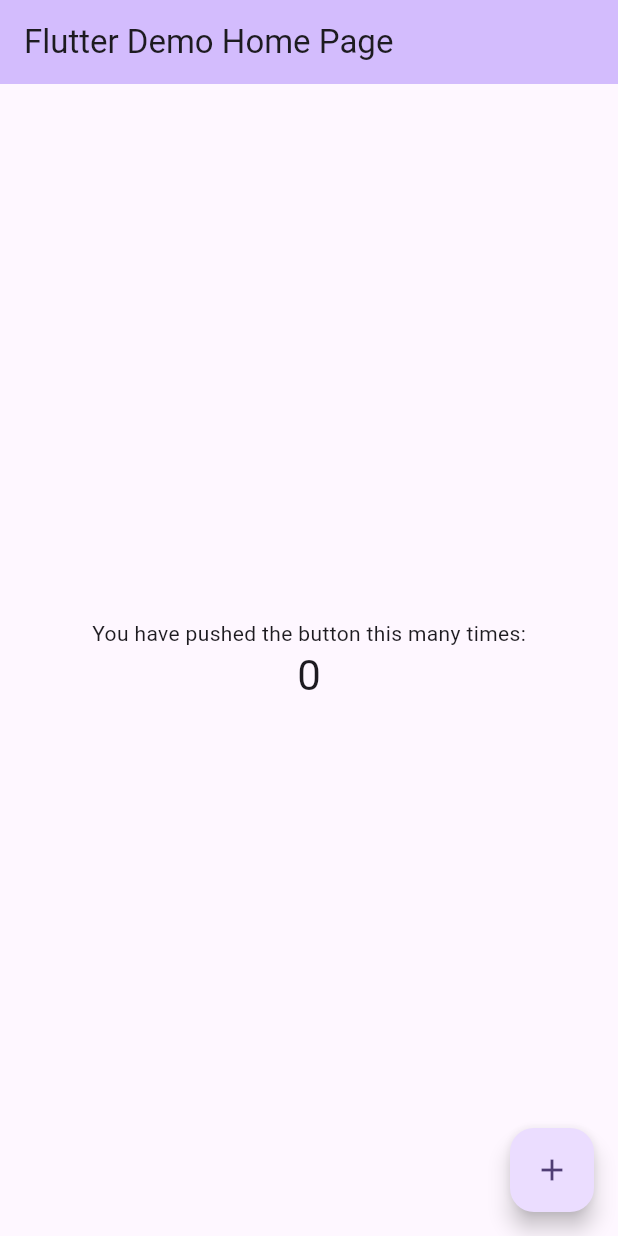
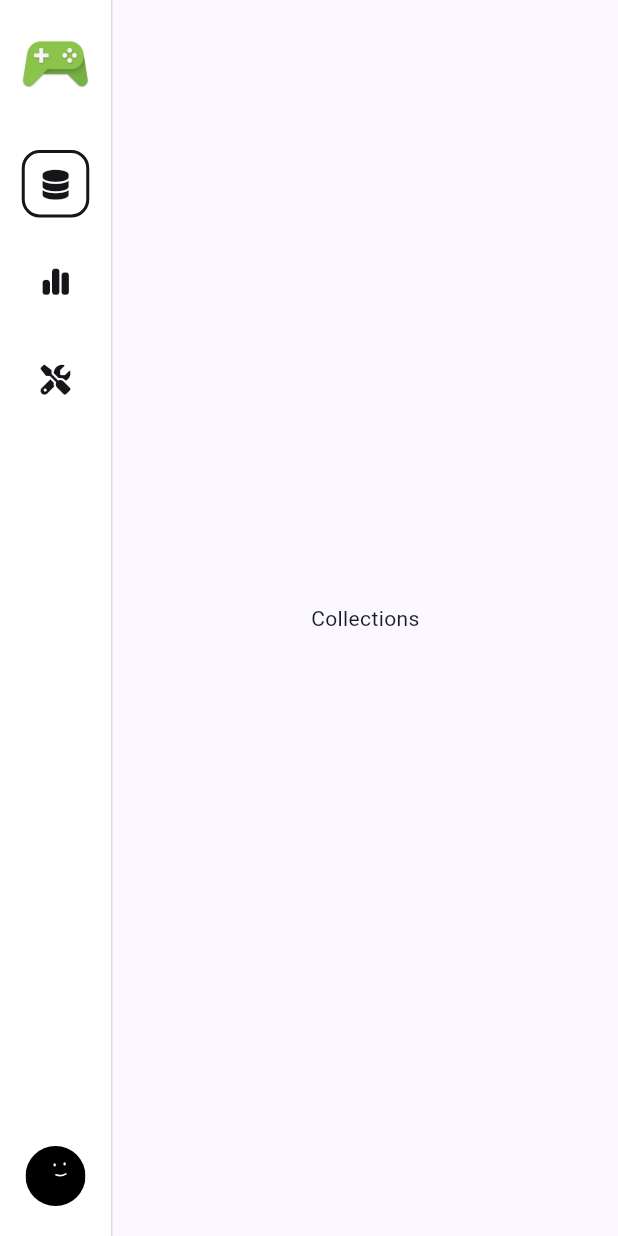
Before and after one commit to Jaeseok1111/gamebase, a Flutter app: the screen it shows after launch, on a phone screen of 412 x 824 dp. Run offline on Flutter 3.47's test engine with Material 3 defaults, Android fonts, the light colour scheme and no system bars; our stand-ins replace beamer, flutter_svg, font_awesome_flutter, gap.

Commit message:
ui layout

```diff
--- /dev/null
+++ b/ui/lib/appbar.dart
@@ -0,0 +1,205 @@
+import 'package:beamer/beamer.dart';
+import 'package:flutter/material.dart';
+import 'package:flutter_svg/flutter_svg.dart';
+import 'package:font_awesome_flutter/font_awesome_flutter.dart';
+import 'package:gap/gap.dart';
+
+import 'colors.dart';
+
+enum AppMenu { collections, logs, settings }
+
+class AppBar extends StatelessWidget {
+  const AppBar({
+    super.key,
+    required this.menu,
+  });
+
+  final AppMenu menu;
+
+  @override
+  Widget build(BuildContext context) {
+    return Container(
+      width: 75,
+      height: double.maxFinite,
+      decoration: const BoxDecoration(
+        color: Colors.white,
+        border: Border(
+          right: BorderSide(color: MyColors.baseAlt2Color),
+        ),
+      ),
+      child: Padding(
+        padding: const EdgeInsets.symmetric(vertical: 20),
+        child: Column(
+          crossAxisAlignment: CrossAxisAlignment.center,
+          children: [
+            const _Logo(),
+            Expanded(
+              child: Container(
+                margin: const EdgeInsets.symmetric(vertical: 35),
+                child: SingleChildScrollView(
+                  child: Column(
+                    children: [
+                      _AppBarMenu(
+                        icon: FontAwesomeIcons.database,
+                        tooltip: "Collections",
+                        route: "/collections",
+                        selected: menu == AppMenu.collections,
+                      ),
+                      const Gap(20),
+                      _AppBarMenu(
+                        icon: FontAwesomeIcons.chartSimple,
+                        tooltip: "Logs",
+                        route: "/logs",
+                        selected: menu == AppMenu.logs,
+                      ),
+                      const Gap(20),
+                      _AppBarMenu(
+                        icon: FontAwesomeIcons.screwdriverWrench,
+                        tooltip: "Settings",
+                        route: "/settings",
+                        selected: menu == AppMenu.settings,
+                      ),
+                    ],
+                  ),
+                ),
+              ),
+            ),
+            const Spacer(),
+            const _Avatar(),
+          ],
+        ),
+      ),
+    );
+  }
+}
+
+class _Logo extends StatelessWidget {
+  const _Logo();
+
+  @override
+  Widget build(BuildContext context) {
+    return MouseRegion(
+      cursor: SystemMouseCursors.click,
+      child: GestureDetector(
+        onTap: () {
+          context.beamToNamed("/");
+        },
+        child: SizedBox(
+          width: 45,
+          height: 45,
+          child: Center(
+            child: Image.asset(
+              "assets/logo.png",
+              width: 45,
+              height: 45,
+            ),
+          ),
+        ),
+      ),
+    );
+  }
+}
+
+class _AppBarMenu extends StatefulWidget {
+  const _AppBarMenu({
+    required this.icon,
+    required this.tooltip,
+    required this.route,
+    this.selected = false,
+  });
+
+  final IconData icon;
+  final String tooltip;
+  final String route;
+  final bool selected;
+
+  @override
+  State<_AppBarMenu> createState() => _AppBarMenuState();
+}
+
+class _AppBarMenuState extends State<_AppBarMenu> {
+  bool _onMouseHover = false;
+  bool _onPanDown = false;
+
+  @override
+  Widget build(BuildContext context) {
+    return MouseRegion(
+      cursor: SystemMouseCursors.click,
+      onEnter: (event) => setState(() {
+        _onMouseHover = true;
+      }),
+      onExit: (event) => setState(() {
+        _onMouseHover = false;
+      }),
+      child: GestureDetector(
+        onTap: () {
+          context.beamToNamed(widget.route);
+        },
+        onPanDown: (details) => setState(() {
+          _onPanDown = true;
+        }),
+        onPanEnd: (details) => setState(() {
+          _onPanDown = false;
+        }),
+        onPanCancel: () => setState(() {
+          _onPanDown = false;
+        }),
+        child: Container(
+          clipBehavior: Clip.antiAlias,
+          width: 45,
+          height: 45,
+          decoration: ShapeDecoration(
+            color: widget.selected
+                ? Colors.white
+                : _onPanDown
+                    ? MyColors.baseAlt2Color
+                    : _onMouseHover
+                        ? MyColors.baseAlt1Color
+                        : Colors.white,
+            shape: RoundedRectangleBorder(
+              borderRadius: BorderRadius.circular(12),
+              side: BorderSide(
+                width: 2,
+                color: widget.selected ? MyColors.primary : Colors.transparent,
+              ),
+            ),
+          ),
+          child: Center(
+            child: Icon(
+              widget.icon,
+              color: MyColors.primary,
+              size: 20,
+            ),
+          ),
+        ),
+      ),
+    );
+  }
+}
+
+class _Avatar extends StatelessWidget {
+  const _Avatar();
+
+  @override
+  Widget build(BuildContext context) {
+    return MouseRegion(
+      cursor: SystemMouseCursors.click,
+      child: GestureDetector(
+        onTap: () {
+          debugPrint("avatar click");
+        },
+        child: Container(
+          clipBehavior: Clip.antiAlias,
+          decoration: const ShapeDecoration(
+            shape: CircleBorder(),
+          ),
+          child: SvgPicture.asset(
+            "assets/avatars/avatar0.svg",
+            width: 40,
+            height: 40,
+          ),
+        ),
+      ),
+    );
+  }
+}
--- /dev/null
+++ b/ui/lib/collection/view/collection_page.dart
@@ -0,0 +1,17 @@
+import 'package:flutter/material.dart';
+import 'package:gamebase_ui/appbar.dart';
+import 'package:gamebase_ui/layout.dart';
+
+class CollectionViewPage extends StatelessWidget {
+  const CollectionViewPage({super.key});
+
+  @override
+  Widget build(BuildContext context) {
+    return const AppLayout(
+      menu: AppMenu.collections,
+      child: Center(
+        child: Text("Collections"),
+      ),
+    );
+  }
+}
--- /dev/null
+++ b/ui/lib/colors.dart
@@ -0,0 +1,8 @@
+import 'package:flutter/material.dart';
+
+class MyColors {
+  static const Color primary = Color(0xFF16161a);
+
+  static const Color baseAlt1Color = Color(0xFFe4e9ec);
+  static const Color baseAlt2Color = Color(0xFFd7dde4);
+}
--- /dev/null
+++ b/ui/lib/layout.dart
@@ -0,0 +1,28 @@
+import 'package:flutter/material.dart' hide AppBar;
+
+import 'appbar.dart';
+
+class AppLayout extends StatelessWidget {
+  const AppLayout({
+    super.key,
+    required this.menu,
+    required this.child,
+  });
+
+  final AppMenu menu;
+  final Widget child;
+
+  @override
+  Widget build(BuildContext context) {
+    return Scaffold(
+      body: SafeArea(
+        child: Row(
+          children: [
+            AppBar(menu: menu),
+            Expanded(child: child),
+          ],
+        ),
+      ),
+    );
+  }
+}
--- /dev/null
+++ b/ui/lib/log/view/log_page.dart
@@ -0,0 +1,17 @@
+import 'package:flutter/material.dart';
+import 'package:gamebase_ui/appbar.dart';
+import 'package:gamebase_ui/layout.dart';
+
+class LogViewPage extends StatelessWidget {
+  const LogViewPage({super.key});
+
+  @override
+  Widget build(BuildContext context) {
+    return const AppLayout(
+      menu: AppMenu.logs,
+      child: Center(
+        child: Text("Logs"),
+      ),
+    );
+  }
+}
--- a/ui/lib/main.dart
+++ b/ui/lib/main.dart
@@ -1,4 +1,10 @@
-import 'package:flutter/material.dart';
+import 'package:beamer/beamer.dart';
+import 'package:flutter/material.dart' hide AppBar;
+
+import 'colors.dart';
+import 'collection/view/collection_page.dart';
+import 'log/view/log_page.dart';
+import 'setting/view/setting_page.dart';
 
 void main() {
   runApp(const MyApp());
@@ -7,119 +13,38 @@
 class MyApp extends StatelessWidget {
   const MyApp({super.key});
 
-  // This widget is the root of your application.
   @override
   Widget build(BuildContext context) {
-    return MaterialApp(
-      title: 'Flutter Demo',
+    return MaterialApp.router(
+      title: 'gamebase.io',
       theme: ThemeData(
-        // This is the theme of your application.
-        //
-        // TRY THIS: Try running your application with "flutter run". You'll see
-        // the application has a purple toolbar. Then, without quitting the app,
-        // try changing the seedColor in the colorScheme below to Colors.green
-        // and then invoke "hot reload" (save your changes or press the "hot
-        // reload" button in a Flutter-supported IDE, or press "r" if you used
-        // the command line to start the app).
-        //
-        // Notice that the counter didn't reset back to zero; the application
-        // state is not lost during the reload. To reset the state, use hot
-        // restart instead.
-        //
-        // This works for code too, not just values: Most code changes can be
-        // tested with just a hot reload.
-        colorScheme: ColorScheme.fromSeed(seedColor: Colors.deepPurple),
+        colorScheme: ColorScheme.fromSeed(seedColor: MyColors.primary),
         useMaterial3: true,
       ),
-      home: const MyHomePage(title: 'Flutter Demo Home Page'),
+      routeInformationParser: BeamerParser(),
+      routerDelegate: BeamerDelegate(
+        transitionDelegate: const NoAnimationTransitionDelegate(),
+        locationBuilder: RoutesLocationBuilder(
+          routes: {
+            '/': (context, state, data) => const BeamPage(
+                  title: "collections",
+                  child: CollectionViewPage(),
+                ),
+            '/collections': (context, state, data) => const BeamPage(
+                  title: "collections",
+                  child: CollectionViewPage(),
+                ),
+            '/logs': (context, state, data) => const BeamPage(
+                  title: "logs",
+                  child: LogViewPage(),
+                ),
+            '/settings': (context, state, data) => const BeamPage(
+                  title: "settings",
+                  child: SettingsPage(),
+                ),
+          },
+        ),
+      ),
     );
   }
 }
-
-class MyHomePage extends StatefulWidget {
-  const MyHomePage({super.key, required this.title});
-
-  // This widget is the home page of your application. It is stateful, meaning
-  // that it has a State object (defined below) that contains fields that affect
-  // how it looks.
-
-  // This class is the configuration for the state. It holds the values (in this
-  // case the title) provided by the parent (in this case the App widget) and
-  // used by the build method of the State. Fields in a Widget subclass are
-  // always marked "final".
-
-  final String title;
-
-  @override
-  State<MyHomePage> createState() => _MyHomePageState();
-}
-
-class _MyHomePageState extends State<MyHomePage> {
-  int _counter = 0;
-
-  void _incrementCounter() {
-    setState(() {
-      // This call to setState tells the Flutter framework that something has
-      // changed in this State, which causes it to rerun the build method below
-      // so that the display can reflect the updated values. If we changed
-      // _counter without calling setState(), then the build method would not be
-      // called again, and so nothing would appear to happen.
-      _counter++;
-    });
-  }
-
-  @override
-  Widget build(BuildContext context) {
-    // This method is rerun every time setState is called, for instance as done
-    // by the _incrementCounter method above.
-    //
-    // The Flutter framework has been optimized to make rerunning build methods
-    // fast, so that you can just rebuild anything that needs updating rather
-    // than having to individually change instances of widgets.
-    return Scaffold(
-      appBar: AppBar(
-        // TRY THIS: Try changing the color here to a specific color (to
-        // Colors.amber, perhaps?) and trigger a hot reload to see the AppBar
-        // change color while the other colors stay the same.
-        backgroundColor: Theme.of(context).colorScheme.inversePrimary,
-        // Here we take the value from the MyHomePage object that was created by
-        // the App.build method, and use it to set our appbar title.
-        title: Text(widget.title),
-      ),
-      body: Center(
-        // Center is a layout widget. It takes a single child and positions it
-        // in the middle of the parent.
-        child: Column(
-          // Column is also a layout widget. It takes a list of children and
-          // arranges them vertically. By default, it sizes itself to fit its
-          // children horizontally, and tries to be as tall as its parent.
-          //
-          // Column has various properties to control how it sizes itself and
-          // how it positions its children. Here we use mainAxisAlignment to
-          // center the children vertically; the main axis here is the vertical
-          // axis because Columns are vertical (the cross axis would be
-          // horizontal).
-          //
-          // TRY THIS: Invoke "debug painting" (choose the "Toggle Debug Paint"
-          // action in the IDE, or press "p" in the console), to see the
-          // wireframe for each widget.
-          mainAxisAlignment: MainAxisAlignment.center,
-          children: <Widget>[
-            const Text(
-              'You have pushed the button this many times:',
-            ),
-            Text(
-              '$_counter',
-              style: Theme.of(context).textTheme.headlineMedium,
-            ),
-          ],
-        ),
-      ),
-      floatingActionButton: FloatingActionButton(
-        onPressed: _incrementCounter,
-        tooltip: 'Increment',
-        child: const Icon(Icons.add),
-      ), // This trailing comma makes auto-formatting nicer for build methods.
-    );
-  }
-}
--- /dev/null
+++ b/ui/lib/setting/view/setting_page.dart
@@ -0,0 +1,17 @@
+import 'package:flutter/material.dart';
+import 'package:gamebase_ui/appbar.dart';
+import 'package:gamebase_ui/layout.dart';
+
+class SettingsPage extends StatelessWidget {
+  const SettingsPage({super.key});
+
+  @override
+  Widget build(BuildContext context) {
+    return const AppLayout(
+      menu: AppMenu.settings,
+      child: Center(
+        child: Text("Settings"),
+      ),
+    );
+  }
+}
```
Also changed, not shown: ui/pubspec.yaml (+13 -66 lines), ui/assets/avatars/avatar0.svg (added), ui/assets/avatars/avatar1.svg (added), ui/assets/avatars/avatar2.svg (added), ui/assets/avatars/avatar3.svg (added), ui/assets/avatars/avatar4.svg (added), ui/assets/avatars/avatar5.svg (added), ui/assets/avatars/avatar6.svg (added), ui/assets/avatars/avatar7.svg (added), ui/assets/avatars/avatar8.svg (added), ui/assets/avatars/avatar9.svg (added), ui/assets/logo.png (added), ui/pubspec.lock, 6 other files.
